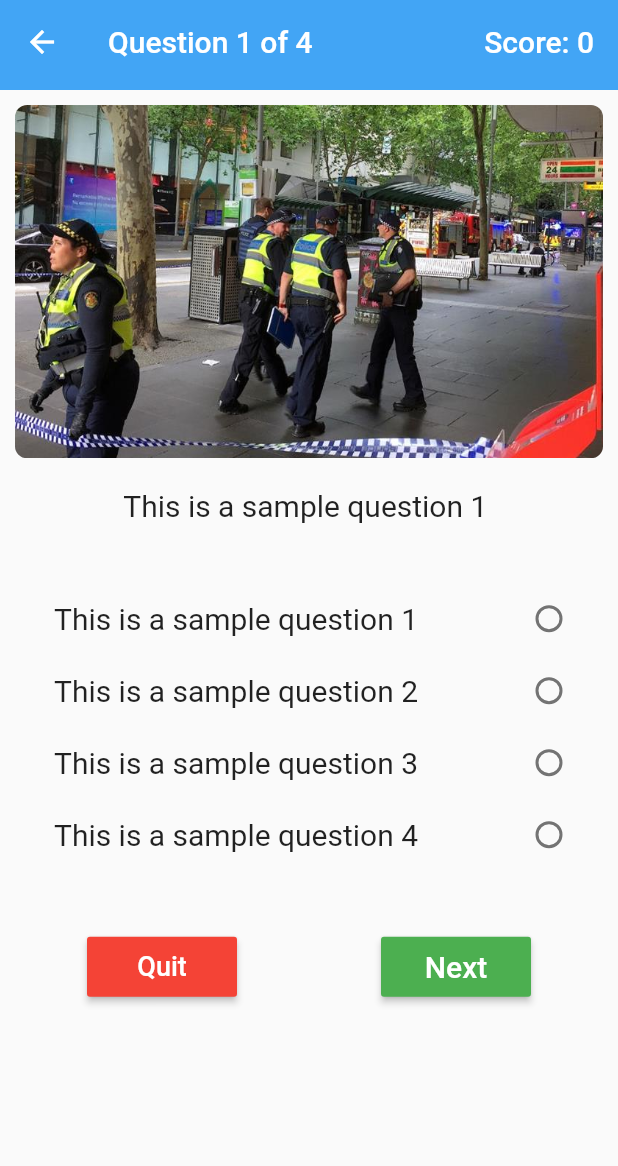
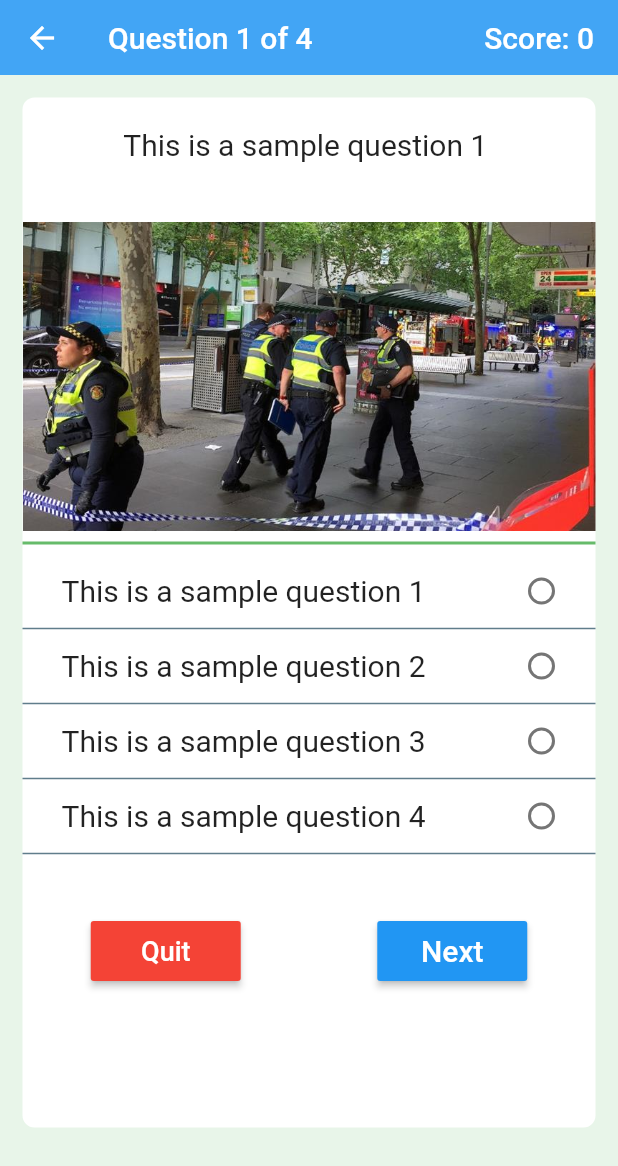
Before and after one commit to marklin97/QuizApp, a Flutter app: the PoliceAct screen opened directly, on a phone screen of 412 x 824 dp. Shown: the top 1166 px of the screen. Run offline on Flutter 3.47's test engine with Material 2 defaults, Android fonts, the phone set to English and light mode, and no system bars; our stand-ins replace firebase_auth; accounts and stored records are empty.

Commit message:
Version 1.0

```diff
--- a/QuizApp/lib/main.dart
+++ b/QuizApp/lib/main.dart
@@ -13,6 +13,7 @@ class MyApp extends StatelessWidget {
     return StreamProvider<User>.value(
       value: AuthService().user,
       child: MaterialApp(
+        //theme: new ThemeData(scaffoldBackgroundColor: Colors.white),
         debugShowCheckedModeBanner: false,
         home: Wrapper(),
       ),
--- a/QuizApp/lib/screens/quizBank/policeAct.dart
+++ b/QuizApp/lib/screens/quizBank/policeAct.dart
@@ -49,19 +49,19 @@ class _PoliceActState extends State<PoliceAct> {
   Widget build(BuildContext context) {
     double width = MediaQuery.of(context).size.width;
     double height = MediaQuery.of(context).size.height;
-
+    Color color;
     return new Scaffold(
+      backgroundColor: Colors.green[50],
       appBar: PreferredSize(
-          preferredSize: Size.fromHeight(60.0),
+        preferredSize: Size.fromHeight(50.0),
         child: AppBar(
           leading: new IconButton(
             icon: new Icon(Icons.arrow_back, color: Colors.white),
             onPressed: () => resetQuiz(),
           ),
           centerTitle: true,
-            title: Row(
-                mainAxisAlignment: MainAxisAlignment.spaceBetween,
-                children: [
+          title:
+              Row(mainAxisAlignment: MainAxisAlignment.spaceBetween, children: [
             Text(
               "Question ${questionNumber + 1} of ${quiz.questions.length}",
             ),
@@ -73,8 +73,14 @@ class _PoliceActState extends State<PoliceAct> {
           elevation: 0.0,
         ),
       ),
-        body: new Container(
-            margin: const EdgeInsets.all(10.0),
+      body: SingleChildScrollView(
+        child: new Container(
+          decoration: new BoxDecoration(
+            color: Colors.white,
+            borderRadius: BorderRadius.circular(8.0),
+          ),
+          height: height / 1.2,
+          margin: const EdgeInsets.all(15.0),
           alignment: Alignment.topCenter,
           child: new Column(
             children: <Widget>[
@@ -85,25 +91,42 @@ class _PoliceActState extends State<PoliceAct> {
                   children: <Widget>[],
                 ),
               ),
-                // image optional
-                ClipRRect(
-                    borderRadius: BorderRadius.circular(8.0),
-                    child: Image.asset(
-                        "assets/quiz_image_${questionNumber + 1}.jpg",
-                        fit: BoxFit.fill,
-                        height: height / 3.5)),
+              // image (optional)
+              Padding(padding: EdgeInsets.all(10)),
 
-                Padding(padding: EdgeInsets.all(10)),
               new Text(
                 quiz.questions[questionNumber],
                 style: new TextStyle(fontSize: 20),
               ),
               Padding(padding: EdgeInsets.all(20)),
+              ClipRRect(
+                // borderRadius: BorderRadius.circular(8.0),
+                child: Image.asset(
+                  "assets/quiz_image_${questionNumber + 1}.jpg",
+                  fit: BoxFit.fill,
+                  height: height / 4,
+                  width: width,
+                ),
+              ),
+
+              // break line
+              Row(children: <Widget>[
+                Expanded(
+                    child: Divider(
+                  color: Colors.green[400],
+                  thickness: 2,
+                )),
+              ]),
               new Column(
                 mainAxisAlignment: MainAxisAlignment.spaceEvenly,
                 children: _buttonOptions
-                      .map((timeValue) => RadioListTile(
+                    .map(
+                      (timeValue) => Column(children: <Widget>[
+                        Container(
+                          color: color,
+                          child: RadioListTile(
                             dense: true,
+                            activeColor: Colors.blue,
                             title: Padding(
                               padding: EdgeInsets.only(left: 10),
                               child: Text(
@@ -117,13 +140,22 @@ class _PoliceActState extends State<PoliceAct> {
                             onChanged: (val) {
                               setState(() {
                                 debugPrint('VAL = $val');
-
+                                color = Colors.lightGreen;
                                 _optionSelected = val;
                               });
                             },
-                          ))
+                          ),
+                        ),
+                        Divider(
+                          height: 2,
+                          color: Colors.blueGrey,
+                          thickness: 1,
+                        )
+                      ]),
+                    )
                     .toList(),
               ),
+
               // submit button
               Padding(padding: EdgeInsets.all(20)),
               new Row(
@@ -136,13 +168,13 @@ class _PoliceActState extends State<PoliceAct> {
                       onPressed: resetQuiz,
                       child: new Text(
                         "Quit",
-                          style: new TextStyle(
-                              fontSize: 18.0, color: Colors.white),
+                        style:
+                            new TextStyle(fontSize: 18.0, color: Colors.white),
                       )),
                   MaterialButton(
                     minWidth: 100.0,
                     height: 40.0,
-                      color: Colors.green,
+                    color: Colors.blue,
                     onPressed: () {
                       if (quiz.choices[questionNumber][0] ==
                           quiz.correctAnswers[questionNumber]) {
@@ -155,14 +187,16 @@ class _PoliceActState extends State<PoliceAct> {
                     },
                     child: new Text(
                       'Next',
-                        style:
-                            new TextStyle(fontSize: 20.0, color: Colors.white),
+                      style: new TextStyle(fontSize: 20.0, color: Colors.white),
                     ),
                   ),
                 ],
               ),
             ],
-            )));
+          ),
+        ),
+      ),
+    );
   }
 
   void resetQuiz() {
```
Lines whose indentation alone changed are shown as unchanged.
